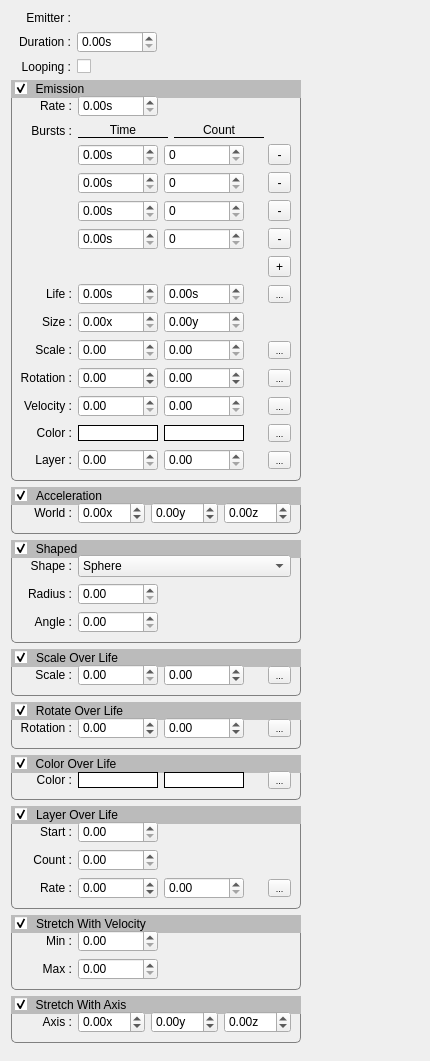
First picture: the form in src/plugins/particle/emitterwidget.ui, repository pniekamp/datum-studio, before the edit.
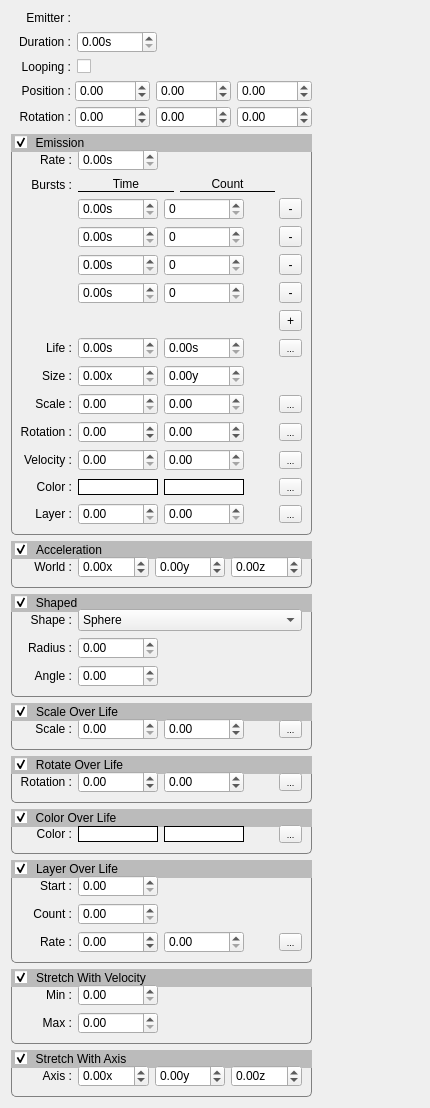
Second picture: the form after the edit. Custom widgets are drawn as their Qt base class.

Diff of the .ui file:
```diff
--- a/src/plugins/particle/emitterwidget.ui
+++ b/src/plugins/particle/emitterwidget.ui
@@ -148,7 +148,7 @@
        </property>
       </widget>
      </item>
-     <item row="4" column="0" colspan="2">
+     <item row="5" column="0" colspan="2">
       <widget class="QGroupBox" name="Emission">
        <property name="minimumSize">
         <size>
@@ -1308,7 +1308,7 @@
        </layout>
       </widget>
      </item>
-     <item row="5" column="0" colspan="2">
+     <item row="6" column="0" colspan="2">
       <widget class="QGroupBox" name="Accelerated">
        <property name="minimumSize">
         <size>
@@ -1442,7 +1442,7 @@
        </layout>
       </widget>
      </item>
-     <item row="6" column="0" colspan="2">
+     <item row="7" column="0" colspan="2">
       <widget class="QGroupBox" name="Shaped">
        <property name="minimumSize">
         <size>
@@ -1568,7 +1568,7 @@
        </layout>
       </widget>
      </item>
-     <item row="8" column="0" colspan="2">
+     <item row="9" column="0" colspan="2">
       <widget class="QGroupBox" name="Scaled">
        <property name="minimumSize">
         <size>
@@ -1695,7 +1695,7 @@
        </layout>
       </widget>
      </item>
-     <item row="9" column="0" colspan="2">
+     <item row="10" column="0" colspan="2">
       <widget class="QGroupBox" name="Rotated">
        <property name="minimumSize">
         <size>
@@ -1828,7 +1828,7 @@
        </layout>
       </widget>
      </item>
-     <item row="10" column="0" colspan="2">
+     <item row="11" column="0" colspan="2">
       <widget class="QGroupBox" name="Colored">
        <property name="minimumSize">
         <size>
@@ -1981,7 +1981,7 @@
        </layout>
       </widget>
      </item>
-     <item row="11" column="0" colspan="2">
+     <item row="12" column="0" colspan="2">
       <widget class="QGroupBox" name="Animated">
        <property name="minimumSize">
         <size>
@@ -2169,7 +2169,7 @@
        </layout>
       </widget>
      </item>
-     <item row="12" column="0" colspan="2">
+     <item row="13" column="0" colspan="2">
       <widget class="QGroupBox" name="Stretched">
        <property name="minimumSize">
         <size>
@@ -2260,7 +2260,7 @@
        </layout>
       </widget>
      </item>
-     <item row="13" column="0" colspan="2">
+     <item row="14" column="0" colspan="2">
       <widget class="QGroupBox" name="Aligned">
        <property name="minimumSize">
         <size>
@@ -2394,6 +2394,137 @@
        </layout>
       </widget>
      </item>
+     <item row="4" column="0" colspan="2">
+      <layout class="QFormLayout" name="Transform">
+       <property name="labelAlignment">
+        <set>Qt::AlignRight|Qt::AlignTrailing|Qt::AlignVCenter</set>
+       </property>
+       <property name="horizontalSpacing">
+        <number>4</number>
+       </property>
+       <property name="verticalSpacing">
+        <number>4</number>
+       </property>
+       <property name="leftMargin">
+        <number>0</number>
+       </property>
+       <property name="topMargin">
+        <number>0</number>
+       </property>
+       <property name="rightMargin">
+        <number>0</number>
+       </property>
+       <property name="bottomMargin">
+        <number>0</number>
+       </property>
+       <item row="0" column="1">
+        <layout class="QHBoxLayout" name="horizontalLayout_16">
+         <property name="spacing">
+          <number>6</number>
+         </property>
+         <item>
+          <widget class="QcDoubleSpinBox" name="dx">
+           <property name="minimum">
+            <double>-9999.989999999999782</double>
+           </property>
+           <property name="maximum">
+            <double>9999.989999999999782</double>
+           </property>
+          </widget>
+         </item>
+         <item>
+          <widget class="QcDoubleSpinBox" name="dy">
+           <property name="minimum">
+            <double>-9999.989999999999782</double>
+           </property>
+           <property name="maximum">
+            <double>9999.989999999999782</double>
+           </property>
+          </widget>
+         </item>
+         <item>
+          <widget class="QcDoubleSpinBox" name="dz">
+           <property name="minimum">
+            <double>-9999.989999999999782</double>
+           </property>
+           <property name="maximum">
+            <double>9999.989999999999782</double>
+           </property>
+          </widget>
+         </item>
+        </layout>
+       </item>
+       <item row="0" column="0">
+        <widget class="QLabel" name="TransformPositionLabel">
+         <property name="minimumSize">
+          <size>
+           <width>60</width>
+           <height>0</height>
+          </size>
+         </property>
+         <property name="text">
+          <string>Position :</string>
+         </property>
+         <property name="alignment">
+          <set>Qt::AlignRight|Qt::AlignTrailing|Qt::AlignVCenter</set>
+         </property>
+        </widget>
+       </item>
+       <item row="1" column="0">
+        <widget class="QLabel" name="TransformRotationLabel">
+         <property name="minimumSize">
+          <size>
+           <width>60</width>
+           <height>0</height>
+          </size>
+         </property>
+         <property name="text">
+          <string>Rotation :</string>
+         </property>
+         <property name="alignment">
+          <set>Qt::AlignRight|Qt::AlignTrailing|Qt::AlignVCenter</set>
+         </property>
+        </widget>
+       </item>
+       <item row="1" column="1">
+        <layout class="QHBoxLayout" name="horizontalLayout_17">
+         <property name="spacing">
+          <number>6</number>
+         </property>
+         <item>
+          <widget class="QcDoubleSpinBox" name="ax">
+           <property name="minimum">
+            <double>-360.990000000000009</double>
+           </property>
+           <property name="maximum">
+            <double>360.990000000000009</double>
+           </property>
+          </widget>
+         </item>
+         <item>
+          <widget class="QcDoubleSpinBox" name="ay">
+           <property name="minimum">
+            <double>-360.990000000000009</double>
+           </property>
+           <property name="maximum">
+            <double>360.990000000000009</double>
+           </property>
+          </widget>
+         </item>
+         <item>
+          <widget class="QcDoubleSpinBox" name="az">
+           <property name="minimum">
+            <double>-360.990000000000009</double>
+           </property>
+           <property name="maximum">
+            <double>360.990000000000009</double>
+           </property>
+          </widget>
+         </item>
+        </layout>
+       </item>
+      </layout>
+     </item>
     </layout>
    </item>
    <item>
```
